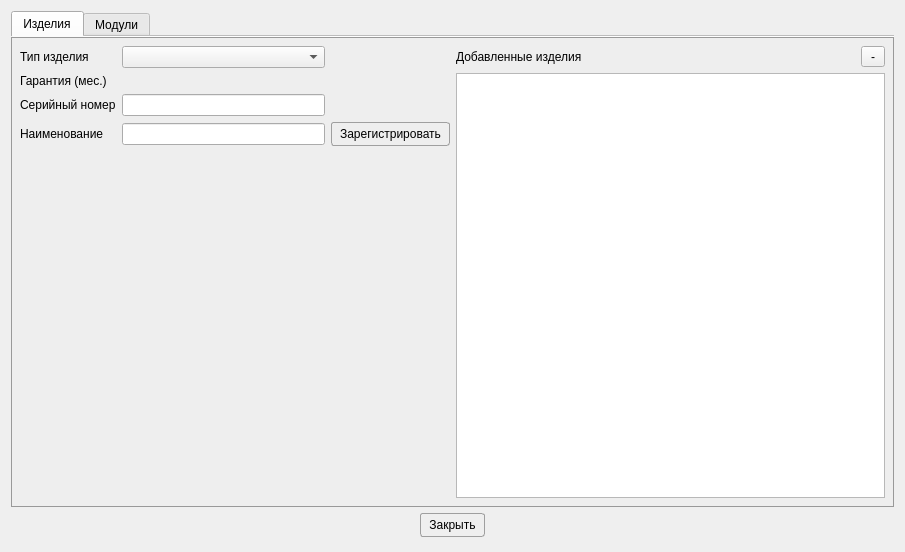
The window that Remont/createdevicewindow.ui (AlexeyScherbakov2021/Remont2) describes before a commit, drawn with Qt 5.
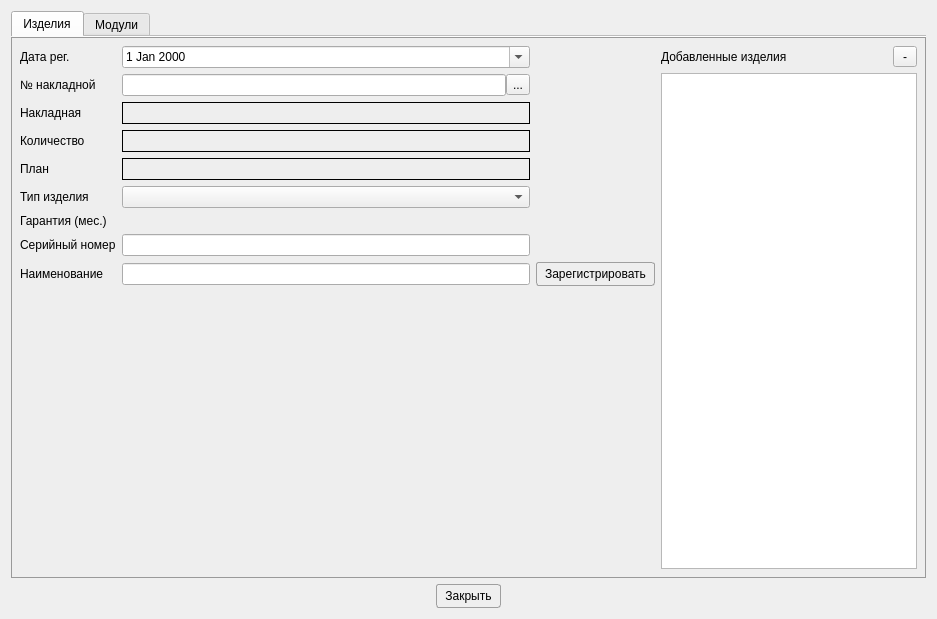
The same window after the commit. Icons and pictures are not drawn.

Patch:
```diff
--- a/Remont/createdevicewindow.ui
+++ b/Remont/createdevicewindow.ui
@@ -6,8 +6,8 @@
    <rect>
     <x>0</x>
     <y>0</y>
-    <width>905</width>
-    <height>552</height>
+    <width>937</width>
+    <height>619</height>
    </rect>
   </property>
   <property name="windowTitle">
@@ -50,10 +50,7 @@
 
 </string>
   </property>
-  <layout class="QVBoxLayout" name="verticalLayout_2" stretch="0,0">
-   <property name="bottomMargin">
-    <number>15</number>
-   </property>
+  <layout class="QVBoxLayout" name="verticalLayout_6" stretch="0,0">
    <item>
     <widget class="QTabWidget" name="tabWidget">
      <property name="styleSheet">
@@ -91,70 +88,112 @@
       <attribute name="title">
        <string>Изделия</string>
       </attribute>
-      <layout class="QHBoxLayout" name="horizontalLayout_2" stretch="1,1">
+      <layout class="QVBoxLayout" name="verticalLayout_7">
+       <item>
+        <layout class="QHBoxLayout" name="horizontalLayout_8" stretch="1,0">
        <item>
         <layout class="QGridLayout" name="gridLayout_2">
-         <property name="sizeConstraint">
-          <enum>QLayout::SizeConstraint::SetMinimumSize</enum>
-         </property>
-         <property name="topMargin">
-          <number>0</number>
-         </property>
-         <property name="bottomMargin">
-          <number>0</number>
-         </property>
-         <property name="spacing">
-          <number>6</number>
-         </property>
-         <item row="5" column="0">
-          <spacer name="verticalSpacer">
-           <property name="orientation">
-            <enum>Qt::Orientation::Vertical</enum>
-           </property>
-           <property name="sizeHint" stdset="0">
-            <size>
-             <width>20</width>
-             <height>40</height>
-            </size>
-           </property>
-          </spacer>
-         </item>
-         <item row="2" column="0">
-          <widget class="QLabel" name="label_10">
-           <property name="text">
-            <string>Серийный номер</string>
-           </property>
-          </widget>
-         </item>
-         <item row="0" column="1">
-          <widget class="QComboBox" name="cbProduct"/>
-         </item>
          <item row="0" column="0">
+            <widget class="QLabel" name="label_15">
+             <property name="text">
+              <string>Дата рег.</string>
+             </property>
+            </widget>
+           </item>
+           <item row="0" column="1">
+            <widget class="QDateEdit" name="deCreateDateP">
+             <property name="calendarPopup">
+              <bool>true</bool>
+             </property>
+            </widget>
+           </item>
+           <item row="1" column="0">
+            <widget class="QLabel" name="label_16">
+             <property name="text">
+              <string>№ накладной</string>
+             </property>
+            </widget>
+           </item>
+           <item row="2" column="0">
+            <widget class="QLabel" name="label_17">
+             <property name="text">
+              <string>Накладная</string>
+             </property>
+            </widget>
+           </item>
+           <item row="2" column="1">
+            <widget class="QLabel" name="lbDocNameP">
+             <property name="minimumSize">
+              <size>
+               <width>0</width>
+               <height>22</height>
+              </size>
+             </property>
+             <property name="frameShape">
+              <enum>QFrame::Shape::Box</enum>
+             </property>
+             <property name="text">
+              <string/>
+             </property>
+            </widget>
+           </item>
+           <item row="3" column="0">
+            <widget class="QLabel" name="label_18">
+             <property name="text">
+              <string>Количество</string>
+             </property>
+            </widget>
+           </item>
+           <item row="3" column="1">
+            <widget class="QLabel" name="lbCountP">
+             <property name="minimumSize">
+              <size>
+               <width>0</width>
+               <height>22</height>
+              </size>
+             </property>
+             <property name="frameShape">
+              <enum>QFrame::Shape::Box</enum>
+             </property>
+             <property name="text">
+              <string/>
+             </property>
+            </widget>
+           </item>
+           <item row="4" column="0">
+            <widget class="QLabel" name="label_19">
+             <property name="text">
+              <string>План</string>
+             </property>
+            </widget>
+           </item>
+           <item row="4" column="1">
+            <widget class="QLabel" name="lbPlanP">
+             <property name="minimumSize">
+              <size>
+               <width>0</width>
+               <height>22</height>
+              </size>
+             </property>
+             <property name="frameShape">
+              <enum>QFrame::Shape::Box</enum>
+             </property>
+             <property name="text">
+              <string/>
+             </property>
+            </widget>
+           </item>
+           <item row="5" column="0">
           <widget class="QLabel" name="label_8">
            <property name="text">
             <string>Тип изделия</string>
            </property>
           </widget>
          </item>
-         <item row="1" column="1">
-          <widget class="QLabel" name="lbGarantProd">
-           <property name="baseSize">
-            <size>
-             <width>0</width>
-             <height>0</height>
-            </size>
-           </property>
-           <property name="font">
-            <font>
-             <bold>true</bold>
-            </font>
-           </property>
-           <property name="text">
-            <string/>
-           </property>
-          </widget>
-         </item>
-         <item row="1" column="0">
+           <item row="5" column="1">
+            <widget class="QComboBox" name="cbProduct"/>
+           </item>
+           <item row="6" column="0">
           <widget class="QLabel" name="label_4">
            <property name="baseSize">
             <size>
@@ -167,14 +206,45 @@
            </property>
           </widget>
          </item>
-         <item row="3" column="0">
+           <item row="6" column="1">
+            <widget class="QLabel" name="lbGarantProd">
+             <property name="baseSize">
+              <size>
+               <width>0</width>
+               <height>0</height>
+              </size>
+             </property>
+             <property name="font">
+              <font>
+               <bold>true</bold>
+              </font>
+             </property>
+             <property name="text">
+              <string/>
+             </property>
+            </widget>
+           </item>
+           <item row="7" column="0">
+            <widget class="QLabel" name="label_10">
+             <property name="text">
+              <string>Серийный номер</string>
+             </property>
+            </widget>
+           </item>
+           <item row="7" column="1">
+            <widget class="QLineEdit" name="leNumProduct"/>
+           </item>
+           <item row="8" column="0">
           <widget class="QLabel" name="label_23">
            <property name="text">
             <string>Наименование</string>
            </property>
           </widget>
          </item>
-         <item row="3" column="2">
+           <item row="8" column="1">
+            <widget class="QLineEdit" name="leNameProd"/>
+           </item>
+           <item row="8" column="2">
           <widget class="QPushButton" name="pbRegProduct">
            <property name="maximumSize">
             <size>
@@ -197,11 +267,39 @@
            </property>
           </widget>
          </item>
-         <item row="3" column="1">
-          <widget class="QLineEdit" name="leNameProd"/>
-         </item>
-         <item row="2" column="1">
-          <widget class="QLineEdit" name="leNumProduct"/>
+           <item row="9" column="0">
+            <spacer name="verticalSpacer">
+             <property name="orientation">
+              <enum>Qt::Orientation::Vertical</enum>
+             </property>
+             <property name="sizeHint" stdset="0">
+              <size>
+               <width>20</width>
+               <height>40</height>
+              </size>
+             </property>
+            </spacer>
+           </item>
+           <item row="1" column="1">
+            <layout class="QHBoxLayout" name="horizontalLayout_2">
+             <property name="spacing">
+              <number>0</number>
+             </property>
+             <item>
+              <widget class="QLineEdit" name="leNumberDocP"/>
+             </item>
+             <item>
+              <widget class="QToolButton" name="tbDocP">
+               <property name="text">
+                <string>...</string>
+               </property>
+               <property name="icon">
+                <iconset resource="resource.qrc">
+                 <normaloff>:/image/search.png</normaloff>:/image/search.png</iconset>
+               </property>
+              </widget>
+             </item>
+            </layout>
          </item>
         </layout>
        </item>
@@ -241,6 +339,8 @@
         </layout>
        </item>
       </layout>
+       </item>
+      </layout>
      </widget>
      <widget class="QWidget" name="tab_2">
       <attribute name="icon">
@@ -250,47 +350,127 @@
       <attribute name="title">
        <string>Модули</string>
       </attribute>
-      <layout class="QHBoxLayout" name="horizontalLayout_6" stretch="20,10">
-       <item>
         <layout class="QVBoxLayout" name="verticalLayout_5">
-         <property name="spacing">
-          <number>20</number>
-         </property>
          <item>
-          <layout class="QGridLayout" name="gridLayout" rowstretch="0,0,0,0">
-           <property name="sizeConstraint">
-            <enum>QLayout::SizeConstraint::SetDefaultConstraint</enum>
-           </property>
-           <property name="verticalSpacing">
-            <number>6</number>
-           </property>
-           <item row="2" column="1">
-            <widget class="QLineEdit" name="leNumModul"/>
-           </item>
-           <item row="3" column="2">
-            <widget class="QPushButton" name="pbRegModul">
+        <layout class="QHBoxLayout" name="horizontalLayout_7" stretch="1,0">
+         <item>
+          <layout class="QVBoxLayout" name="verticalLayout_2">
+           <item>
+            <layout class="QGridLayout" name="gridLayout">
+             <item row="0" column="0">
+              <widget class="QLabel" name="label_6">
              <property name="text">
-              <string>Зарегистрировать</string>
-             </property>
-             <property name="icon">
-              <iconset resource="resource.qrc">
-               <normaloff>:/image/note-2.png</normaloff>:/image/note-2.png</iconset>
-             </property>
-             <property name="iconSize">
-              <size>
-               <width>24</width>
-               <height>24</height>
-              </size>
+                <string>Дата рег.</string>
              </property>
             </widget>
            </item>
            <item row="0" column="1">
+              <widget class="QDateEdit" name="deCreateDate">
+               <property name="calendarPopup">
+                <bool>true</bool>
+               </property>
+              </widget>
+             </item>
+             <item row="1" column="0">
+              <widget class="QLabel" name="label_7">
+               <property name="text">
+                <string>№ накладной</string>
+               </property>
+              </widget>
+             </item>
+             <item row="2" column="0">
+              <widget class="QLabel" name="label_13">
+               <property name="text">
+                <string>Накладная</string>
+               </property>
+              </widget>
+             </item>
+             <item row="2" column="1">
+              <widget class="QLabel" name="lbDocName">
+               <property name="minimumSize">
+                <size>
+                 <width>0</width>
+                 <height>22</height>
+                </size>
+               </property>
+               <property name="frameShape">
+                <enum>QFrame::Shape::Box</enum>
+               </property>
+               <property name="text">
+                <string/>
+               </property>
+               <property name="wordWrap">
+                <bool>true</bool>
+               </property>
+              </widget>
+             </item>
+             <item row="3" column="0">
+              <widget class="QLabel" name="label_12">
+               <property name="text">
+                <string>Количество</string>
+               </property>
+              </widget>
+             </item>
+             <item row="3" column="1">
+              <widget class="QLabel" name="lbCount">
+               <property name="minimumSize">
+                <size>
+                 <width>0</width>
+                 <height>22</height>
+                </size>
+               </property>
+               <property name="frameShape">
+                <enum>QFrame::Shape::Box</enum>
+               </property>
+               <property name="text">
+                <string/>
+               </property>
+              </widget>
+             </item>
+             <item row="4" column="0">
+              <widget class="QLabel" name="label_14">
+               <property name="text">
+                <string>План</string>
+               </property>
+              </widget>
+             </item>
+             <item row="4" column="1">
+              <widget class="QLabel" name="lbPlan">
+               <property name="minimumSize">
+                <size>
+                 <width>0</width>
+                 <height>22</height>
+                </size>
+               </property>
+               <property name="frameShape">
+                <enum>QFrame::Shape::Box</enum>
+               </property>
+               <property name="text">
+                <string/>
+               </property>
+               <property name="wordWrap">
+                <bool>true</bool>
+               </property>
+              </widget>
+             </item>
+             <item row="5" column="0">
+              <widget class="QLabel" name="label_9">
+               <property name="text">
+                <string>Тип модуля</string>
+               </property>
+              </widget>
+             </item>
+             <item row="5" column="1">
             <widget class="QComboBox" name="cbModul"/>
            </item>
-           <item row="3" column="1">
-            <widget class="QLineEdit" name="leModulName"/>
-           </item>
-           <item row="1" column="1">
+             <item row="6" column="0">
+              <widget class="QLabel" name="label_5">
+               <property name="text">
+                <string>Гарантия (мес.)</string>
+               </property>
+              </widget>
+             </item>
+             <item row="6" column="1">
             <widget class="QLabel" name="lbGarantMod">
              <property name="font">
               <font>
@@ -302,34 +482,64 @@
              </property>
             </widget>
            </item>
-           <item row="3" column="0">
+             <item row="7" column="0">
             <widget class="QLabel" name="label_22">
              <property name="text">
               <string>Наименование</string>
              </property>
             </widget>
            </item>
-           <item row="0" column="0">
-            <widget class="QLabel" name="label_9">
-             <property name="text">
-              <string>Тип модуля</string>
-             </property>
-            </widget>
-           </item>
-           <item row="2" column="0">
+             <item row="7" column="1">
+              <widget class="QLineEdit" name="leModulName"/>
+             </item>
+             <item row="8" column="0">
             <widget class="QLabel" name="label_11">
              <property name="text">
               <string>Серийный номер</string>
              </property>
             </widget>
            </item>
-           <item row="1" column="0">
-            <widget class="QLabel" name="label_5">
+             <item row="8" column="1">
+              <widget class="QLineEdit" name="leNumModul"/>
+             </item>
+             <item row="8" column="2">
+              <widget class="QPushButton" name="pbRegModul">
              <property name="text">
-              <string>Гарантия (мес.)</string>
-             </property>
-            </widget>
-           </item>
+                <string>Зарегистрировать</string>
+               </property>
+               <property name="icon">
+                <iconset resource="resource.qrc">
+                 <normaloff>:/image/note-2.png</normaloff>:/image/note-2.png</iconset>
+               </property>
+               <property name="iconSize">
+                <size>
+                 <width>24</width>
+                 <height>24</height>
+                </size>
+               </property>
+              </widget>
+             </item>
+             <item row="1" column="1">
+              <layout class="QHBoxLayout" name="horizontalLayout_6">
+               <property name="spacing">
+                <number>0</number>
+               </property>
+               <item>
+                <widget class="QLineEdit" name="leNumberDoc"/>
+               </item>
+               <item>
+                <widget class="QToolButton" name="tbDoc">
+                 <property name="text">
+                  <string>...</string>
+                 </property>
+                 <property name="icon">
+                  <iconset resource="resource.qrc">
+                   <normaloff>:/image/search.png</normaloff>:/image/search.png</iconset>
+                 </property>
+                </widget>
+               </item>
+              </layout>
+             </item>
           </layout>
          </item>
          <item>
@@ -495,6 +705,8 @@
             </property>
            </column>
           </widget>
+           </item>
+          </layout>
          </item>
         </layout>
        </item>
```
Lines whose indentation alone changed are shown as unchanged.
